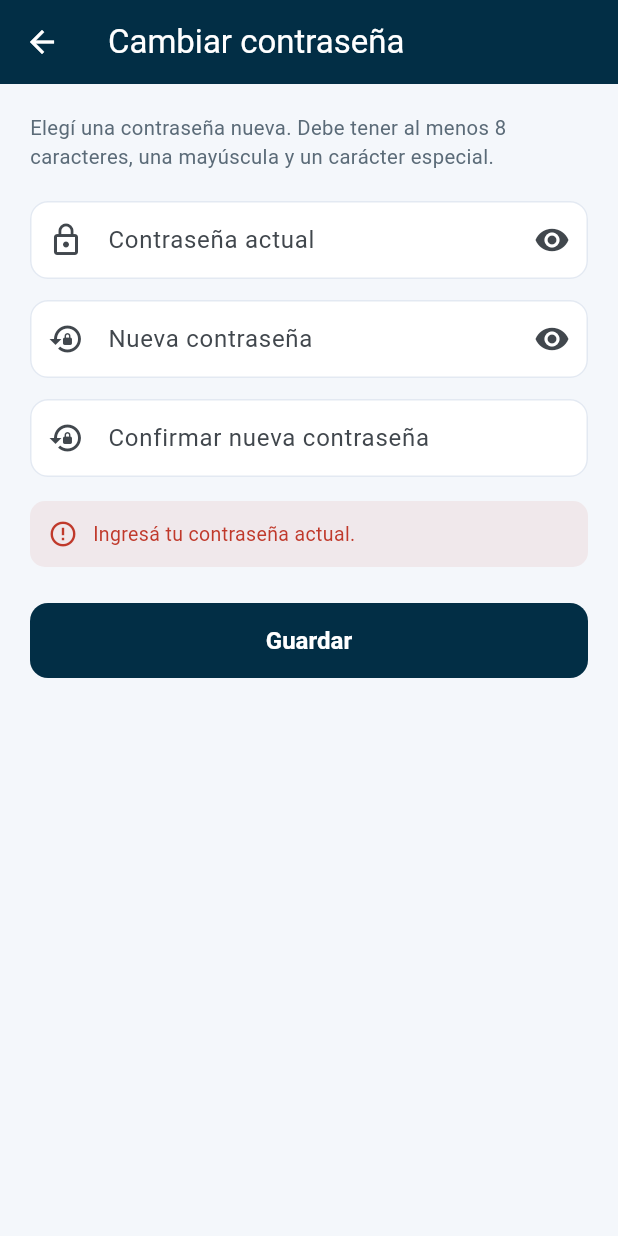
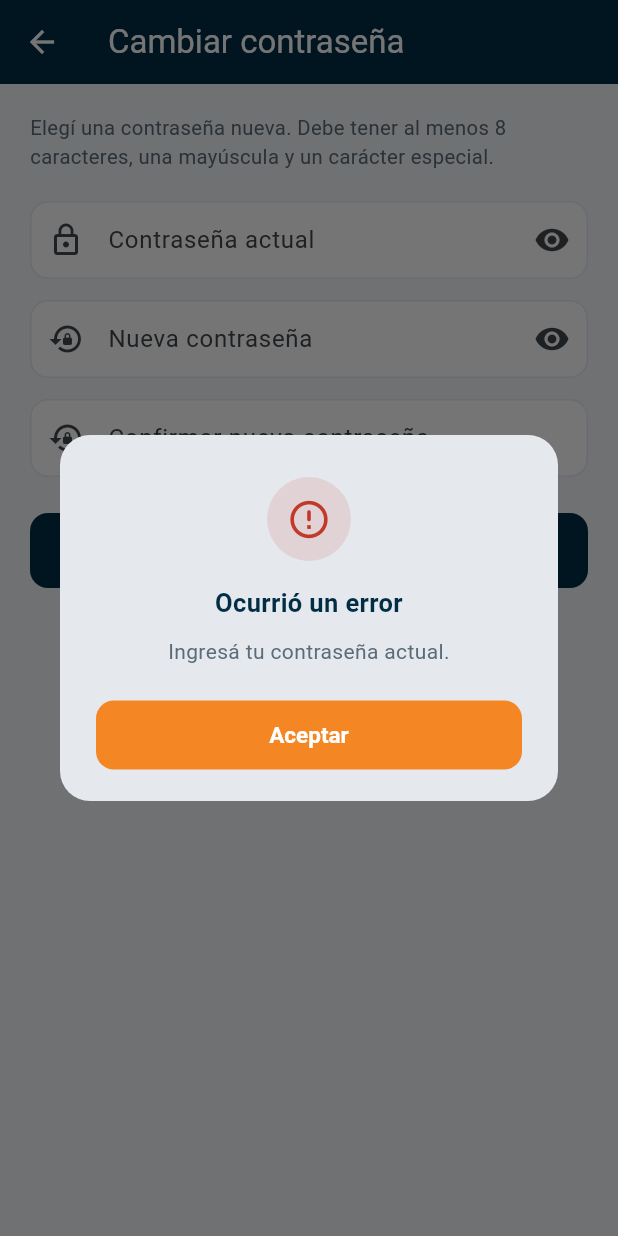
Before and after one commit to arturocubero28-hash/sica-vs-app, a Flutter app: the CambiarPasswordScreen screen opened directly, after a tap on "Guardar", on a phone screen of 412 x 824 dp. Run offline on Flutter 3.47's test engine with Material 3 defaults, Android fonts, the phone set to English and light mode, and no system bars; our stand-ins replace device_info_plus, firebase_core, firebase_messaging, flutter_image_compress, flutter_local_notifications, flutter_secure_storage and 7 more; missing offline and left inert: flutter_pdfview, mobile_scanner; accounts and stored records are empty.

Commit message:
fix(app): Dia 63 parte 4 - modal de error en cambiar_password_screen.dart

```diff
--- a/lib/modules/shared/cambiar_password_screen.dart
+++ b/lib/modules/shared/cambiar_password_screen.dart
@@ -1,6 +1,7 @@
 import 'package:flutter/material.dart';
 import '../../api/client.dart';
 import '../../theme/app_theme.dart';
+import '../../widgets/error_dialog.dart';
 
 /// Día 56 — pantalla para que el usuario cambie su propia contraseña desde
 /// la app. Valida en el cliente (coincidencia + reglas de fortaleza que
@@ -20,7 +21,6 @@ class _CambiarPasswordScreenState extends State<CambiarPasswordScreen> {
   bool _verActual = false;
   bool _verNueva = false;
   bool _guardando = false;
-  String? _error;
 
   @override
   void dispose() {
@@ -40,26 +40,25 @@ class _CambiarPasswordScreenState extends State<CambiarPasswordScreen> {
   }
 
   Future<void> _guardar() async {
-    setState(() => _error = null);
     final actual = _actual.text;
     final nueva = _nueva.text;
     final confirmar = _confirmar.text;
 
     if (actual.isEmpty) {
-      setState(() => _error = 'Ingresá tu contraseña actual.');
+      ErrorDialog.mostrar(context, 'Ingresá tu contraseña actual.');
       return;
     }
     final errReglas = _validarNueva(nueva);
     if (errReglas != null) {
-      setState(() => _error = errReglas);
+      ErrorDialog.mostrar(context, errReglas);
       return;
     }
     if (nueva != confirmar) {
-      setState(() => _error = 'La nueva contraseña y su confirmación no coinciden.');
+      ErrorDialog.mostrar(context, 'La nueva contraseña y su confirmación no coinciden.');
       return;
     }
     if (nueva == actual) {
-      setState(() => _error = 'La nueva contraseña debe ser distinta de la actual.');
+      ErrorDialog.mostrar(context, 'La nueva contraseña debe ser distinta de la actual.');
       return;
     }
 
@@ -77,7 +76,7 @@ class _CambiarPasswordScreenState extends State<CambiarPasswordScreen> {
       // El mensaje del backend viene en la excepción (ej. "La contraseña
       // actual es incorrecta"). Se limpia el prefijo técnico si lo hubiera.
       var msg = e.toString().replaceFirst('Exception: ', '');
-      setState(() => _error = msg);
+      ErrorDialog.mostrar(context, msg);
     } finally {
       if (mounted) setState(() => _guardando = false);
     }
@@ -133,22 +132,6 @@ class _CambiarPasswordScreenState extends State<CambiarPasswordScreen> {
               prefixIcon: Icon(Icons.lock_reset),
             ),
           ),
-          if (_error != null) ...[
-            const SizedBox(height: 16),
-            Container(
-              padding: const EdgeInsets.all(12),
-              decoration: BoxDecoration(
-                color: AppColors.rojo.withOpacity(0.08),
-                borderRadius: BorderRadius.circular(10),
-              ),
-              child: Row(children: [
-                const Icon(Icons.error_outline, color: AppColors.rojo, size: 20),
-                const SizedBox(width: 10),
-                Expanded(child: Text(_error!,
-                    style: const TextStyle(color: AppColors.rojo, fontSize: 13))),
-              ]),
-            ),
-          ],
           const SizedBox(height: 24),
           SizedBox(
             height: 50,
```
